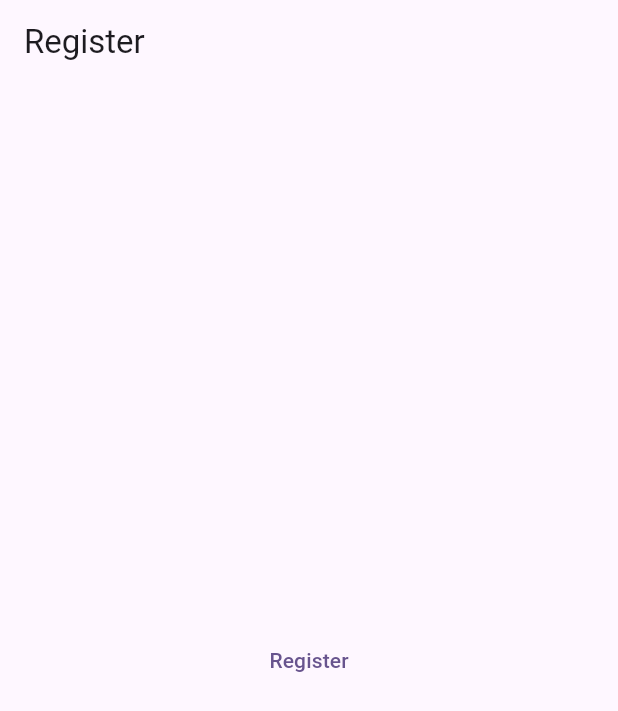
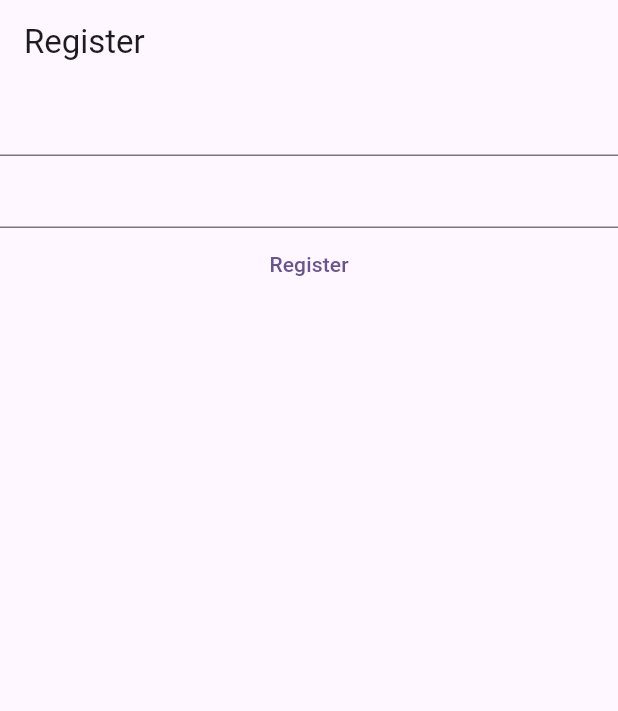
Before and after one commit to TheTahaYaseen/Fanatic, a Flutter app: the screen it shows after launch, on a phone screen of 412 x 824 dp. Shown: the top 711 px of the screen. Run offline on Flutter 3.47's test engine with Material 2 defaults, Android fonts, the phone set to English and light mode, and no system bars.

Commit message:
Added Text Fields

```diff
--- a/lib/main.dart
+++ b/lib/main.dart
@@ -20,11 +20,15 @@ class HomePage extends StatelessWidget {
       appBar: AppBar(
         title: const Text("Register"),
       ),
-      body: Center(
-        child: TextButton(
-          onPressed: () {},
-          child: const Text("Register"),
-        ),
+      body: Column(
+        children: [
+          const TextField(),
+          const TextField(),
+          TextButton(
+            onPressed: () {},
+            child: const Text("Register"),
+          ),
+        ],
       ),
     );
   }
```
